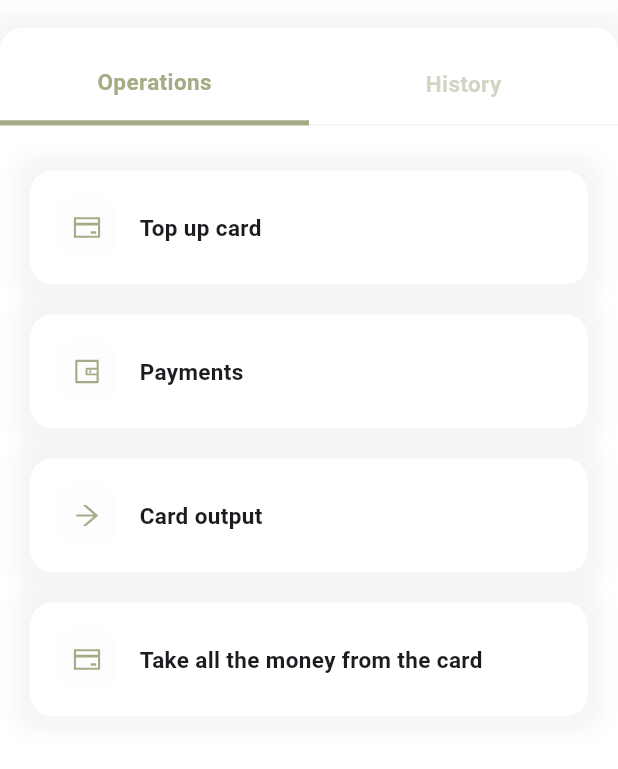
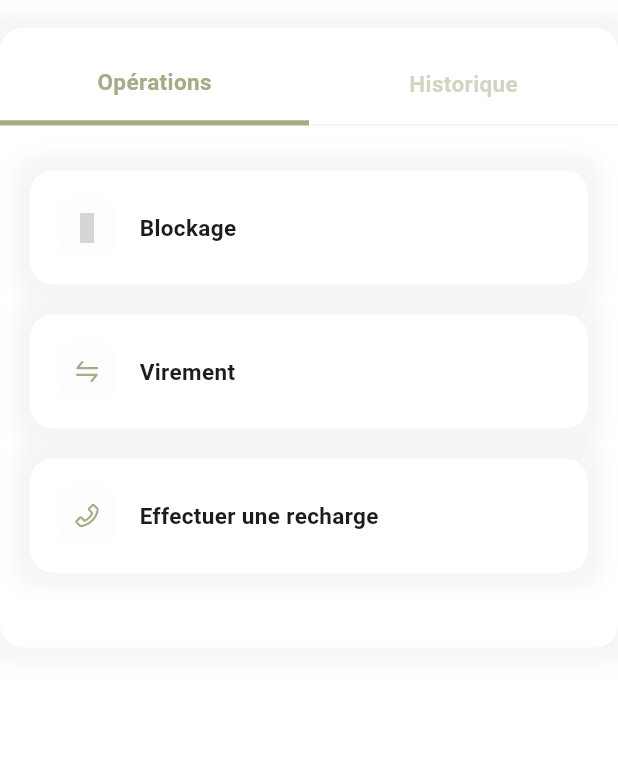
Before and after one commit to Salwa55/Bank-project-flutter, a Flutter app: the CardPage screen opened directly, on a phone screen of 412 x 824 dp, the part 467-1236 px from its top. Run offline on Flutter 3.47's test engine with Material 3 defaults, Android fonts, the phone set to English and light mode, and no system bars; our stand-ins replace animated_bottom_navigation_bar, flutter_vector_icons; grey boxes are pictures that could not be loaded.

Commit message:
design_card

```diff
--- a/app-banque-flutter/lib/data_json/card_operations_json.dart
+++ b/app-banque-flutter/lib/data_json/card_operations_json.dart
@@ -2,19 +2,15 @@ import 'package:flutter_vector_icons/flutter_vector_icons.dart';
 
 const List cardOperations = [
   {
-    "icon" : AntDesign.creditcard,
-    "title" : "Top up card"
+    "icon" : MaterialCommunityIcons.toggle_switch,
+    "title" : "Blockage"
   },
   {
-    "icon" : AntDesign.wallet,
-    "title" : "Payments"
+    "icon" : AntDesign.swap,
+    "title" : "Virement"
   },
   {
-    "icon" : AntDesign.arrowright,
-    "title" : "Card output"
-  },
-  {
-    "icon" : AntDesign.creditcard,
-    "title" : "Take all the money from the card"
+    "icon" : AntDesign.phone,
+    "title" : "Effectuer une recharge"
   }
 ];
--- a/app-banque-flutter/lib/pages/card_page.dart
+++ b/app-banque-flutter/lib/pages/card_page.dart
@@ -106,7 +106,7 @@ class _CardPageState extends State<CardPage> {
                                       BorderSide(color: primary, width: 3.5))),
                           child: Center(
                             child: Text(
-                              "Operations",
+                              "Opérations",
                               style: TextStyle(
                                   fontSize: 15,
                                   color: primary,
@@ -126,7 +126,7 @@ class _CardPageState extends State<CardPage> {
                                       width: 1))),
                           child: Center(
                             child: Text(
-                              "History",
+                              "Historique",
                               style: TextStyle(
                                   fontSize: 15,
                                   color: primary.withOpacity(0.5),
```
